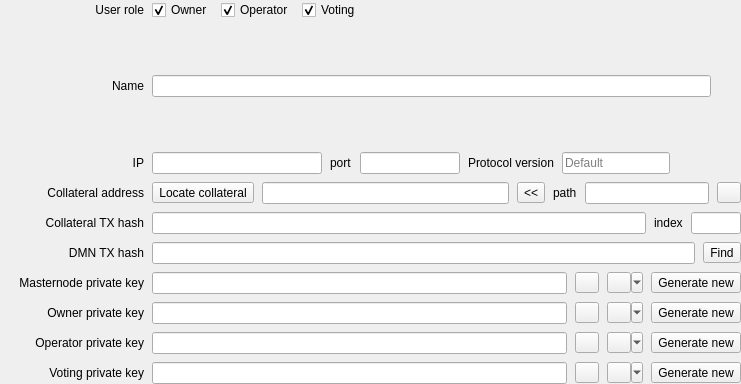
This is src/ui/ui_masternode_details.ui in Bertrand256/dash-masternode-tool as Qt 5 draws it before an edit. The edited form follows.
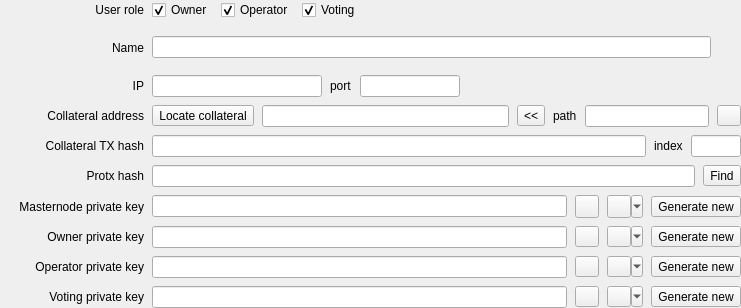
This is the edited form.

What changed in the file:
```diff
--- a/src/ui/ui_masternode_details.ui
+++ b/src/ui/ui_masternode_details.ui
@@ -7,7 +7,7 @@
     <x>0</x>
     <y>0</y>
     <width>741</width>
-    <height>384</height>
+    <height>308</height>
    </rect>
   </property>
   <property name="sizePolicy">
@@ -184,7 +184,7 @@
        </layout>
       </item>
       <item>
-       <layout class="QHBoxLayout" name="horizontalLayout_3" stretch="0,1,0,0,0,0,0">
+       <layout class="QHBoxLayout" name="horizontalLayout_3" stretch="0,1,0,0,0">
         <item>
          <widget class="QLabel" name="lblIP">
           <property name="minimumSize">
@@ -249,29 +249,6 @@
           </property>
          </widget>
         </item>
-        <item>
-         <widget class="QLabel" name="lblProtocolVersion">
-          <property name="text">
-           <string>Protocol version</string>
-          </property>
-         </widget>
-        </item>
-        <item>
-         <widget class="QLineEdit" name="edtProtocolVersion">
-          <property name="sizePolicy">
-           <sizepolicy hsizetype="Fixed" vsizetype="Fixed">
-            <horstretch>0</horstretch>
-            <verstretch>0</verstretch>
-           </sizepolicy>
-          </property>
-          <property name="placeholderText">
-           <string>Default</string>
-          </property>
-          <property name="clearButtonEnabled">
-           <bool>true</bool>
-          </property>
-         </widget>
-        </item>
         <item>
          <spacer name="horizontalSpacer_2">
           <property name="orientation">
@@ -422,7 +399,7 @@
            </size>
           </property>
           <property name="text">
-           <string>DMN TX hash</string>
+           <string>Protx hash</string>
           </property>
           <property name="alignment">
            <set>Qt::AlignRight|Qt::AlignTrailing|Qt::AlignVCenter</set>
@@ -481,7 +458,7 @@
           <property name="maximumSize">
            <size>
             <width>16777215</width>
-            <height>21</height>
+            <height>16777215</height>
            </size>
           </property>
           <property name="toolTip">
@@ -509,7 +486,7 @@
           <property name="maximumSize">
            <size>
             <width>16777215</width>
-            <height>21</height>
+            <height>16777215</height>
            </size>
           </property>
           <property name="toolTip">
```
